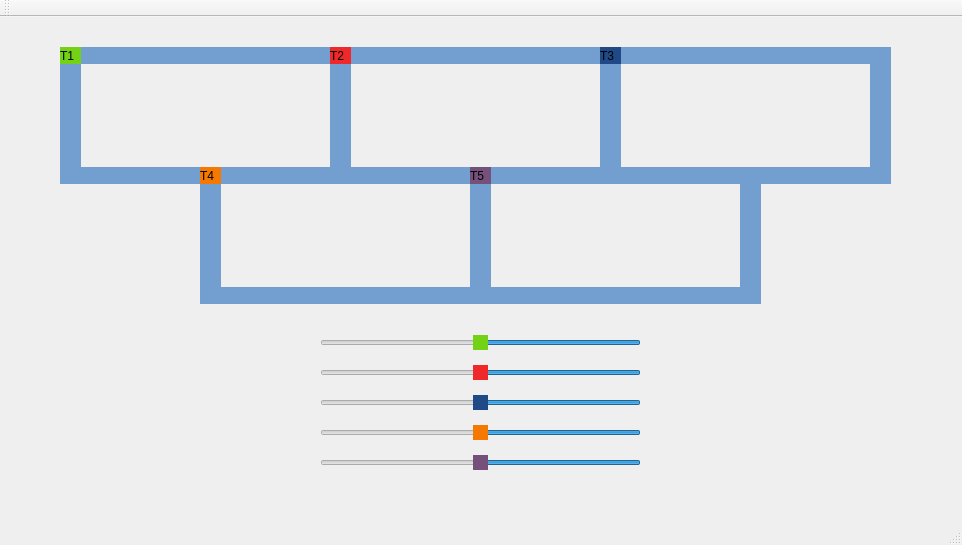
Before: the Qt Designer form codigo/mainwindow.ui in antonio-higino/trabalho_trens, drawn with Qt 5.
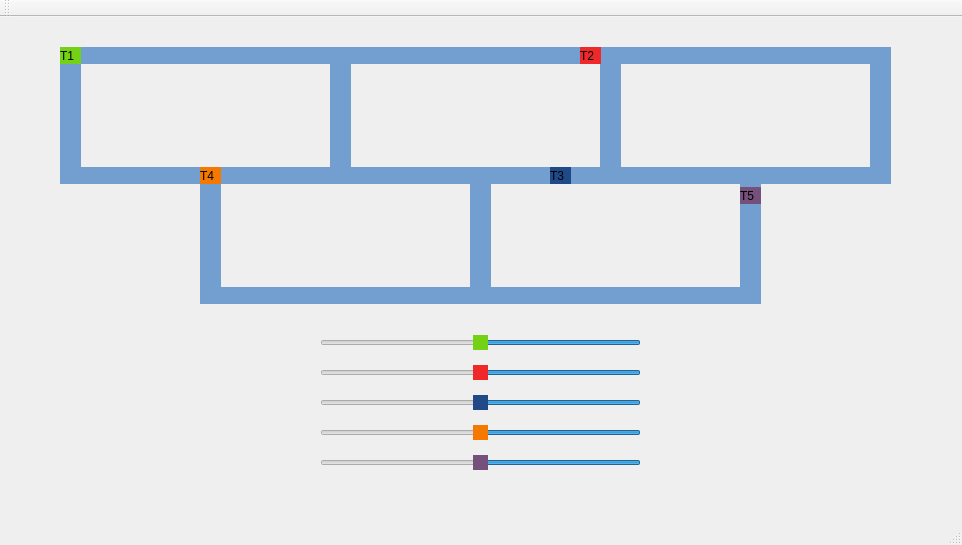
After: the same form once the commit is applied.

Commit message: implementei mutexd1 and mutexd2

Diff of the .ui file:
```diff
--- a/codigo/mainwindow.ui
+++ b/codigo/mainwindow.ui
@@ -145,7 +145,7 @@
    <widget class="QLabel" name="label_trem2">
     <property name="geometry">
      <rect>
-      <x>330</x>
+      <x>580</x>
       <y>30</y>
       <width>21</width>
       <height>17</height>
@@ -161,8 +161,8 @@
    <widget class="QLabel" name="label_trem3">
     <property name="geometry">
      <rect>
-      <x>600</x>
-      <y>30</y>
+      <x>550</x>
+      <y>150</y>
       <width>21</width>
       <height>17</height>
      </rect>
@@ -321,8 +321,8 @@
    <widget class="QLabel" name="label_trem5">
     <property name="geometry">
      <rect>
-      <x>470</x>
-      <y>150</y>
+      <x>740</x>
+      <y>170</y>
       <width>21</width>
       <height>17</height>
      </rect>
```
The commit also changes 1 other file.
